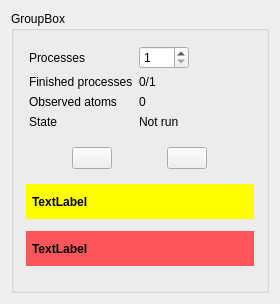
Before: the Qt Designer form ui_files/ui_simulation_controls.ui in JYU-IBA/potku, drawn with Qt 5.
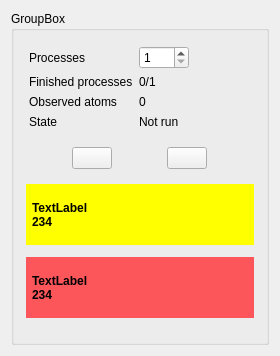
After: the same form once the commit is applied.

Commit message:
Layout fixes for Mac
- Process count spinbox and other SimulationControl fields should
  no longer shrink when error labels are shown
- ProgressBar alignments adjusted so that they fill more of the
  available space.

```diff
--- a/ui_files/ui_simulation_controls.ui
+++ b/ui_files/ui_simulation_controls.ui
@@ -7,11 +7,11 @@
     <x>0</x>
     <y>0</y>
     <width>280</width>
-    <height>304</height>
+    <height>356</height>
    </rect>
   </property>
   <property name="sizePolicy">
-   <sizepolicy hsizetype="Expanding" vsizetype="Expanding">
+   <sizepolicy hsizetype="Fixed" vsizetype="Expanding">
     <horstretch>18</horstretch>
     <verstretch>0</verstretch>
    </sizepolicy>
@@ -22,6 +22,12 @@
     <height>180</height>
    </size>
   </property>
+  <property name="maximumSize">
+   <size>
+    <width>280</width>
+    <height>16777215</height>
+   </size>
+  </property>
   <property name="windowTitle">
    <string>Form</string>
   </property>
@@ -187,7 +193,7 @@
 font-weight: bold;</string>
           </property>
           <property name="text">
-           <string>TextLabel</string>
+           <string>TextLabel                                               234</string>
           </property>
           <property name="wordWrap">
            <bool>true</bool>
@@ -203,7 +209,7 @@
 font-weight: bold;</string>
           </property>
           <property name="text">
-           <string>TextLabel</string>
+           <string>TextLabel                                                           234</string>
           </property>
           <property name="wordWrap">
            <bool>true</bool>
@@ -212,6 +218,15 @@
         </item>
         <item>
          <layout class="QFormLayout" name="process_layout">
+          <property name="fieldGrowthPolicy">
+           <enum>QFormLayout::ExpandingFieldsGrow</enum>
+          </property>
+          <property name="labelAlignment">
+           <set>Qt::AlignLeading|Qt::AlignLeft|Qt::AlignVCenter</set>
+          </property>
+          <property name="formAlignment">
+           <set>Qt::AlignLeading|Qt::AlignLeft|Qt::AlignTop</set>
+          </property>
           <property name="leftMargin">
            <number>6</number>
           </property>
```
The commit also changes 2 other files.
